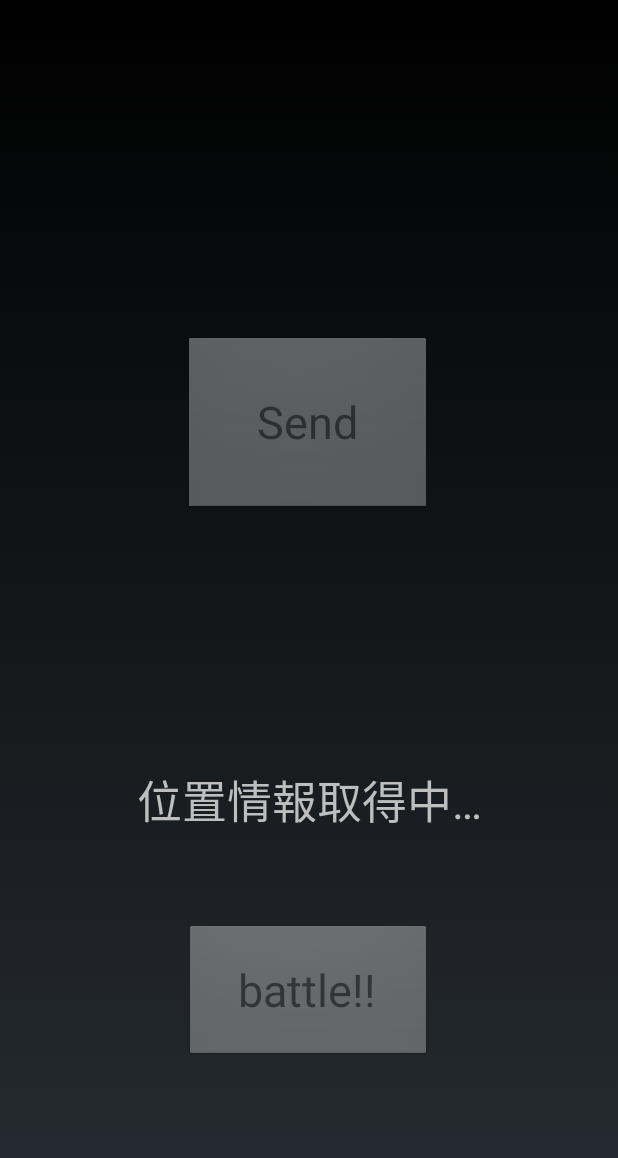
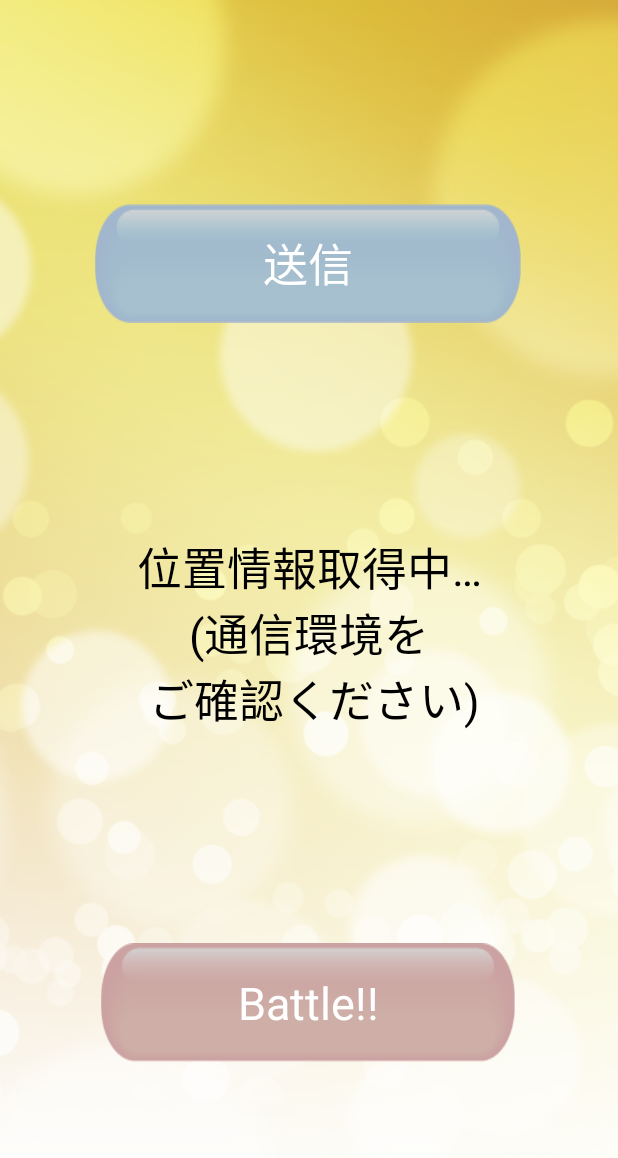
Before and after one commit to roombarunba/Sparkling, an Android app: the MultiresultActivity screen opened directly, with no data from a screen before it, on a phone screen of 412 x 824 dp. Shown: the top 1158 px of the screen. Run offline under Robolectric (Android 15) with nearby library versions, the phone set to English and light mode, and no system bars; our stand-ins replace Firebase (no records; nobody signed in at launch, a user with empty details on screens opened directly).

Commit message:
マルチの送信画面を綺麗にした＋位置情報取ルートの修正

```diff
--- a/app/src/main/java/com/example/nttr/sparkling/MultiresultActivity.java
+++ b/app/src/main/java/com/example/nttr/sparkling/MultiresultActivity.java
@@ -5,7 +5,10 @@ import android.app.AlertDialog;
 import android.content.DialogInterface;
 import android.content.Intent;
 import android.content.pm.PackageManager;
-import android.graphics.Color;
+import android.graphics.Bitmap;
+import android.graphics.BitmapFactory;
+import android.graphics.drawable.BitmapDrawable;
+import android.graphics.drawable.Drawable;
 import android.location.Location;
 import android.location.LocationListener;
 import android.location.LocationManager;
@@ -49,6 +52,8 @@ public class MultiresultActivity extends Activity implements View.OnClickListene
     CountDown countDown;
     TextView multiCount;
 
+    CountDown_G cg;
+
     @Override
     protected void onCreate(Bundle savedInstanceState) {
         super.onCreate(savedInstanceState);
@@ -63,6 +68,7 @@ public class MultiresultActivity extends Activity implements View.OnClickListene
 
         battleB = (Button) findViewById(R.id.battleButton);
         battleB.setEnabled(false);
+        battleB.setClickable(false);
 
         multiCount = (TextView) findViewById(R.id.MultiCount);
 
@@ -71,7 +77,11 @@ public class MultiresultActivity extends Activity implements View.OnClickListene
 
         if(ido == 0 && keido == 0){
             startGPS();
+            Bitmap bitmap = BitmapFactory.decodeResource(getResources(), R.mipmap.blue_g);
+            Drawable drawable = new BitmapDrawable(getResources(), bitmap);
+            send.setBackground(drawable);
             send.setEnabled(false);
+            send.setClickable(false);
         }else {
             multiCount.setText("みんなの準備ができたら\n送信を押してね");
         }
@@ -98,10 +108,15 @@ public class MultiresultActivity extends Activity implements View.OnClickListene
                         e.printStackTrace();
                     }
                     battleB.setEnabled(true);
-                    battleB.setBackgroundColor(Color.GREEN);
-                    battleB.setTextColor(Color.BLUE);
+                    battleB.setClickable(true);
+                    Bitmap bitmap_b = BitmapFactory.decodeResource(getResources(), R.mipmap.red);
+                    Drawable drawable_b = new BitmapDrawable(getResources(), bitmap_b);
+                    battleB.setBackground(drawable_b);
                     send.setEnabled(false);
                     send.setClickable(false);
+                    Bitmap bitmap = BitmapFactory.decodeResource(getResources(), R.mipmap.blue_g);
+                    Drawable drawable = new BitmapDrawable(getResources(), bitmap);
+                    send.setBackground(drawable);
                     toastSuccess();
                     countDownM();
                 }else{
@@ -161,7 +176,7 @@ public class MultiresultActivity extends Activity implements View.OnClickListene
                     .setTitle("位置が取得できません")
                     .setMessage("このモードで遊ぶためには、\n\n"
                             + "①　GPSをON\n" + "②　位置情報をWi-Fi、Bluethooth、モバイルネットワークから特定可能\n\n"
-                            + "に設定する必要があります")
+                            + "に設定する必要があります\n\n※通信環境もご確認ください")
                     .setPositiveButton("設定画面へ", new DialogInterface.OnClickListener() {
                         @Override
                         public void onClick(DialogInterface dialog, int which) {
@@ -170,6 +185,11 @@ public class MultiresultActivity extends Activity implements View.OnClickListene
                     })
                     .create();
             alertDialog.show();
+            long countNumber = 10000;
+            long interval = 10000;
+            cg = new CountDown_G(countNumber, interval, this);
+            cg.start();
+            locationManager = null;
         }
 
         if (locationManager != null) {
@@ -225,6 +245,11 @@ public class MultiresultActivity extends Activity implements View.OnClickListene
         }catch (NullPointerException e){
             Log.d("Ecatch", "nullpo");
         }
+        try{
+            cg.cancel();
+        }catch (NullPointerException e){
+            Log.d("Ecatch", "nullpo");
+        }
     }
 
     private void stopGPS(){
@@ -262,7 +287,11 @@ public class MultiresultActivity extends Activity implements View.OnClickListene
         keido = location.getLongitude();
 
         multiCount.setText("みんなの準備ができたら\n送信を押してね");
+        Bitmap bitmap = BitmapFactory.decodeResource(getResources(), R.mipmap.blue);
+        Drawable drawable = new BitmapDrawable(getResources(), bitmap);
+        send.setBackground(drawable);
         send.setEnabled(true);
+        send.setClickable(true);
         stopGPS();
     }
 
@@ -321,4 +350,28 @@ public class MultiresultActivity extends Activity implements View.OnClickListene
             multiCount.setText("参加締め切りまで\n残り" + ss + "秒");
         }
     }
+
+    class CountDown_G extends CountDownTimer {
+
+        MultiresultActivity multiresultActivity;
+
+        public CountDown_G(long millisInFuture, long countDownInterval, MultiresultActivity multiresultActivity) {
+            super(millisInFuture, countDownInterval);
+            this.multiresultActivity = multiresultActivity;
+        }
+
+        @Override
+        public void onFinish() {
+            locationManager = (LocationManager) getSystemService(LOCATION_SERVICE);
+            if(ido == 0 && keido == 0) {
+                startGPS();
+            }
+        }
+
+        // インターバルで呼ばれる
+        @Override
+        public void onTick(long millisUntilFinished) {
+            // 残り時間を分、秒、ミリ秒に分割
+        }
+    }
 }
--- a/app/src/main/java/com/example/nttr/sparkling/ResultActivity.java
+++ b/app/src/main/java/com/example/nttr/sparkling/ResultActivity.java
@@ -36,7 +36,6 @@ public class ResultActivity extends Activity implements View.OnClickListener{
 
     Button sendRanking;
 
-    Drawable red_g;
 
     @Override
     protected void onCreate(Bundle savedInstanceState) {
@@ -73,7 +72,7 @@ public class ResultActivity extends Activity implements View.OnClickListener{
                         if(first){
                             sendRanking.setEnabled(false);
                             sendRanking.setClickable(false);
-                            Bitmap bitmap = BitmapFactory.decodeResource(getResources(), R.mipmap.red_g);
+                            Bitmap bitmap = BitmapFactory.decodeResource(getResources(), R.mipmap.blue_g);
                             Drawable drawable = new BitmapDrawable(getResources(), bitmap);
                             sendRanking.setBackground(drawable);
                             first = false;
@@ -120,7 +119,7 @@ public class ResultActivity extends Activity implements View.OnClickListener{
         first = true;
         sendRanking.setEnabled(true);
         sendRanking.setClickable(true);
-        Bitmap bitmap = BitmapFactory.decodeResource(getResources(), R.mipmap.red);
+        Bitmap bitmap = BitmapFactory.decodeResource(getResources(), R.mipmap.blue);
         Drawable drawable = new BitmapDrawable(getResources(), bitmap);
         sendRanking.setBackground(drawable);
     }
--- a/app/src/main/java/com/example/nttr/sparkling/TitleActivity.java
+++ b/app/src/main/java/com/example/nttr/sparkling/TitleActivity.java
@@ -120,7 +120,7 @@ public class TitleActivity extends Activity implements View.OnClickListener{
                     .setTitle("せつめいしょ")
                     .setMessage("このモードで遊ぶためには、\n\n"
                             + "①　GPSをON\n" + "②　位置情報をWi-Fi、Bluethooth、モバイルネットワークから特定可能\n\n"
-                            + "に設定する必要があります")
+                            + "に設定する必要があります\n\n※通信環境もご確認ください")
                     .setPositiveButton("設定画面へ", new DialogInterface.OnClickListener() {
                         @Override
                         public void onClick(DialogInterface dialog, int which) {
--- a/app/src/main/res/layout/activity_multiresult.xml
+++ b/app/src/main/res/layout/activity_multiresult.xml
@@ -6,30 +6,39 @@
     android:layout_height="match_parent"
     tools:context="com.example.nttr.sparkling.MultiresultActivity">
 
+    <ImageView
+        android:id="@+id/imageView9"
+        android:layout_width="wrap_content"
+        android:layout_height="wrap_content"
+        android:scaleType="centerCrop"
+        android:src="@mipmap/c_awa" />
+
     <Button
         android:id="@+id/sendButton"
-        android:layout_width="166dp"
-        android:layout_height="119dp"
-        android:layout_marginBottom="8dp"
-        android:layout_marginTop="64dp"
+        android:layout_width="284dp"
+        android:layout_height="wrap_content"
+        android:layout_marginTop="136dp"
+        android:background="@mipmap/blue"
         android:onClick="onClick"
-        android:text="Send"
+        android:text="送信"
+        android:textColor="@android:color/background_light"
         android:textSize="30sp"
-        app:layout_constraintBottom_toTopOf="@+id/MultiCount"
         app:layout_constraintEnd_toEndOf="parent"
-        app:layout_constraintHorizontal_bias="0.497"
+        app:layout_constraintHorizontal_bias="0.496"
         app:layout_constraintStart_toStartOf="parent"
         app:layout_constraintTop_toTopOf="parent" />
 
     <Button
         android:id="@+id/battleButton"
-        android:layout_width="165dp"
-        android:layout_height="92dp"
+        android:layout_width="276dp"
+        android:layout_height="wrap_content"
         android:layout_marginBottom="116dp"
         android:layout_marginEnd="8dp"
         android:layout_marginStart="8dp"
+        android:background="@mipmap/red_g"
         android:onClick="battle"
-        android:text="battle!!"
+        android:text="Battle!!"
+        android:textColor="@android:color/background_light"
         android:textSize="30sp"
         app:layout_constraintBottom_toBottomOf="parent"
         app:layout_constraintEnd_toEndOf="parent"
@@ -40,14 +49,17 @@
         android:id="@+id/MultiCount"
         android:layout_width="wrap_content"
         android:layout_height="wrap_content"
-        android:layout_marginBottom="60dp"
+        android:layout_marginBottom="8dp"
         android:layout_marginEnd="8dp"
         android:layout_marginStart="8dp"
-        android:text="位置情報取得中…"
+        android:layout_marginTop="8dp"
+        android:text="位置情報取得中…\n(通信環境を\n ご確認ください)"
         android:textAlignment="center"
+        android:textColor="@android:color/background_dark"
         android:textSize="30sp"
         app:layout_constraintBottom_toTopOf="@+id/battleButton"
         app:layout_constraintEnd_toEndOf="parent"
-        app:layout_constraintStart_toStartOf="parent" />
+        app:layout_constraintStart_toStartOf="parent"
+        app:layout_constraintTop_toBottomOf="@+id/sendButton" />
 
 </android.support.constraint.ConstraintLayout>
--- a/app/src/main/res/layout/activity_result.xml
+++ b/app/src/main/res/layout/activity_result.xml
@@ -58,7 +58,7 @@
         android:layout_marginBottom="28dp"
         android:layout_marginEnd="8dp"
         android:layout_marginStart="8dp"
-        android:background="@mipmap/red"
+        android:background="@mipmap/blue"
         android:onClick="sendMessage"
         android:text="スコア送信"
         android:textColor="@android:color/background_light"
```
Also changed, not shown: app/src/main/res/mipmap-mdpi/blue_g.png (added).
